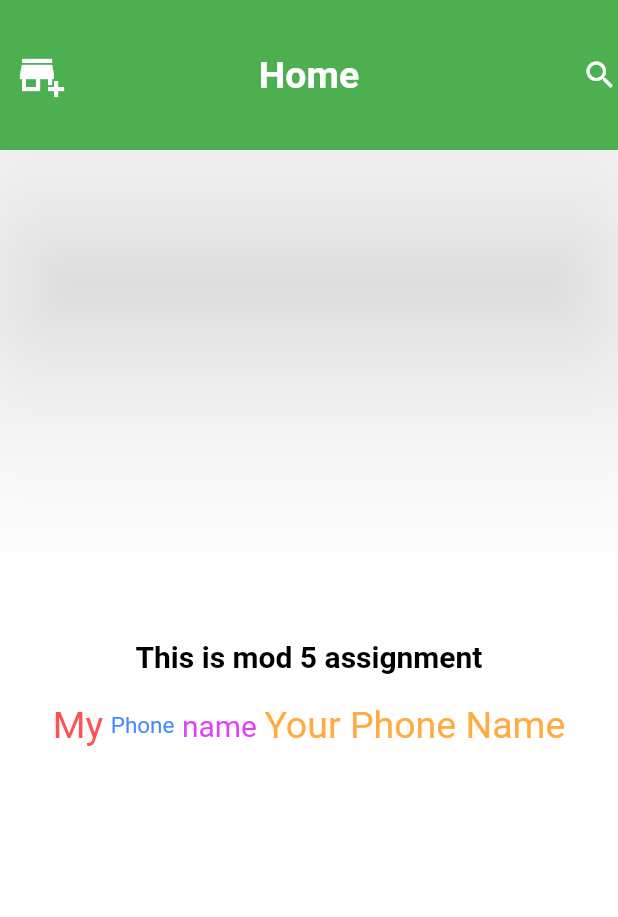
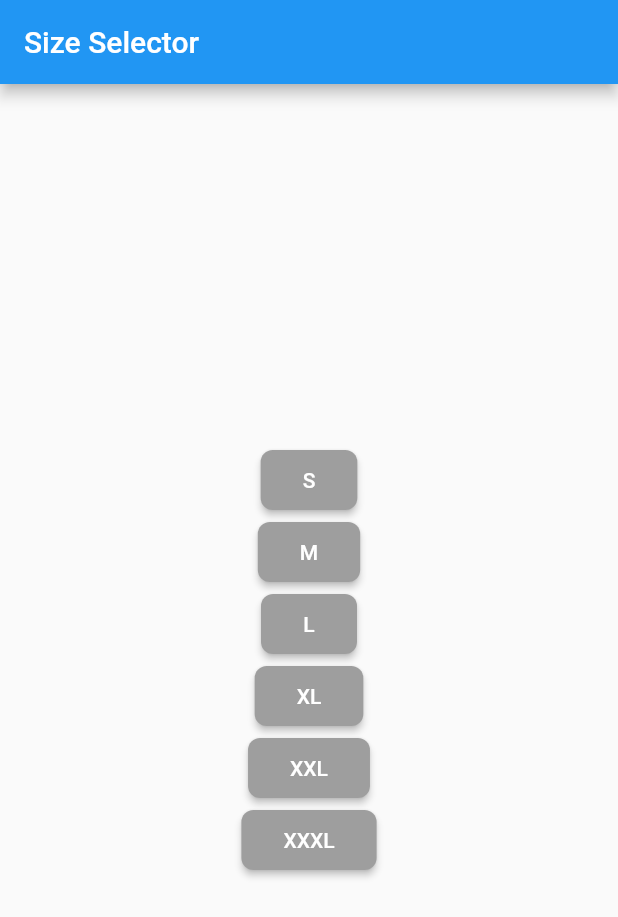
Before and after one commit to sabsar42/ostad_submission_flutter, a Flutter app: the screen it shows after launch, on a phone screen of 412 x 824 dp. Shown: the top 917 px of the screen. Run offline on Flutter 3.47's test engine with Material 2 defaults, Android fonts, the phone set to English and light mode, and no system bars.

Commit message:
Finally Completed

```diff
--- a/lib/main.dart
+++ b/lib/main.dart
@@ -5,86 +5,176 @@ void main() {
 }
 
 class MyApp extends StatelessWidget {
-  const MyApp({super.key});
+  const MyApp({Key? key});
 
   @override
   Widget build(BuildContext context) {
     return MaterialApp(
-        color: Colors.orange,
-        debugShowCheckedModeBanner: false,
-        home: HomeScreen());
+      debugShowCheckedModeBanner: false,
+      home: ColorChangeScreen(),
+    );
   }
 }
 
-class HomeScreen extends StatelessWidget {
+class ColorChangeScreen extends StatefulWidget {
+  @override
+  _ColorChangeScreenState createState() => _ColorChangeScreenState();
+}
+
+class _ColorChangeScreenState extends State<ColorChangeScreen> {
+  String choose = '';
+
+  void changeColor(String size) {
+    setState(() {
+      choose = size;
+    });
+
+    ScaffoldMessenger.of(context).showSnackBar(
+      SnackBar(
+        content: Text('Selected Size: $size'),
+      ),
+    );
+  }
+
+  Color getButtonColor(String size) {
+    if (choose == size) {
+      return Colors.orange;
+    } else
+      return Colors.grey;
+  }
+
   @override
   Widget build(BuildContext context) {
     return Scaffold(
-      backgroundColor: Colors.white,
       appBar: AppBar(
-        toolbarHeight: 100,
-        backgroundColor: Colors.green,
-        elevation: 70,
-        centerTitle: true,
-        title: Text(
-          'Home',
-          style: TextStyle(
-              color: Colors.white, fontSize: 25, fontWeight: FontWeight.bold),
-        ),
-        leading: Icon(
-          Icons.add_business,
-          color: Colors.white,
-          size: 32,
-        ),
-        actions: [
-          Positioned(
-            left: 50, // Adjust the position as needed
-            child: Icon(
-              Icons.search,
-              color: Colors.white,
-            ),
-          ),
-        ],
+        title: Text('Size Selector'),
       ),
       body: Center(
-        child: Column(
-          mainAxisAlignment: MainAxisAlignment.center,
-          crossAxisAlignment: CrossAxisAlignment.center,
+        child: ButtonBar(
+          alignment: MainAxisAlignment.center,
+          buttonMinWidth: 200.0,
+          buttonHeight: 60.0,
           children: [
-            Text(
-              'This is mod 5 assignment',
-              style: TextStyle(
-                  color: Colors.black,
-                  fontSize: 20,
-                  fontWeight: FontWeight.bold),
-            ),
-            SizedBox(height: 20),
-            Row(
-              mainAxisAlignment: MainAxisAlignment.center,
-              children: [
-                Text(
-                  'My',
-                  style: TextStyle(color: Colors.redAccent, fontSize: 25),
+            ElevatedButton(
+              onPressed: () {
+                changeColor('S');
+              },
+              style: ElevatedButton.styleFrom(
+                backgroundColor: getButtonColor('S'), // Use getButtonColor
+                shape: RoundedRectangleBorder(
+                  borderRadius: BorderRadius.circular(8.0),
                 ),
-                SizedBox(width: 5),
-                Text(
-                  'Phone',
-                  style: TextStyle(color: Colors.blueAccent, fontSize: 15),
-                ),
-                SizedBox(width: 5),
-                Text(
-                  'name',
-                  style: TextStyle(color: Colors.purpleAccent, fontSize: 20),
-                ),
-                SizedBox(width: 5),
-                Text(
-                  'Your Phone Name',
+              ),
+              child: Padding(
+                padding: EdgeInsets.all(12.0),
+                child: Text(
+                  'S',
                   style: TextStyle(
-                    color: Colors.orangeAccent,
-                    fontSize: 25,
+                    color: Colors.white,
                   ),
                 ),
-              ],
+              ),
+            ),
+            ElevatedButton(
+              onPressed: () {
+                changeColor('M');
+              },
+              style: ElevatedButton.styleFrom(
+                backgroundColor: getButtonColor('M'), // Use getButtonColor
+                shape: RoundedRectangleBorder(
+                  borderRadius: BorderRadius.circular(8.0),
+                ),
+              ),
+              child: Padding(
+                padding: EdgeInsets.all(12.0),
+                child: Text(
+                  'M',
+                  style: TextStyle(
+                    color: Colors.white,
+                  ),
+                ),
+              ),
+            ),
+            ElevatedButton(
+              onPressed: () {
+                changeColor('L');
+              },
+              style: ElevatedButton.styleFrom(
+                backgroundColor: getButtonColor('L'), // Use getButtonColor
+                shape: RoundedRectangleBorder(
+                  borderRadius: BorderRadius.circular(8.0),
+                ),
+              ),
+              child: Padding(
+                padding: EdgeInsets.all(12.0),
+                child: Text(
+                  'L',
+                  style: TextStyle(
+                    color: Colors.white,
+                  ),
+                ),
+              ),
+            ),
+            ElevatedButton(
+              onPressed: () {
+                changeColor('XL');
+              },
+              style: ElevatedButton.styleFrom(
+                backgroundColor: getButtonColor('XL'),
+                shape: RoundedRectangleBorder(
+                  borderRadius: BorderRadius.circular(8.0),
+                ),
+              ),
+              child: Padding(
+                padding: EdgeInsets.all(12.0),
+                child: Text(
+                  'XL',
+                  style: TextStyle(
+                    color: Colors.white,
+                  ),
+                ),
+              ),
+            ),
+            ElevatedButton(
+              onPressed: () {
+                changeColor('XXL');
+              },
+              style: ElevatedButton.styleFrom(
+                backgroundColor: getButtonColor('XXL'),
+                shape: RoundedRectangleBorder(
+                  borderRadius: BorderRadius.circular(8.0),
+                ),
+              ),
+              child: Padding(
+                padding: EdgeInsets.all(12.0),
+                child: Text(
+                  'XXL',
+                  style: TextStyle(
+                    color: Colors.white,
+                  ),
+                ),
+              ),
+            ),
+
+            ElevatedButton(
+              onPressed: () {
+                changeColor('XXXL');
+              },
+              style: ElevatedButton.styleFrom(
+                backgroundColor: getButtonColor('XXXL'),
+                shape: RoundedRectangleBorder(
+                  borderRadius: BorderRadius.circular(8.0),
+                ),
+              ),
+              child: Padding(
+                padding: EdgeInsets.all(12.0),
+                child: Text(
+                  'XXXL',
+                  style: TextStyle(
+                    color: Colors.white,
+                  ),
+                ),
+              ),
             ),
           ],
         ),
```
Also changed, not shown: img.png (added), 1 other file.
